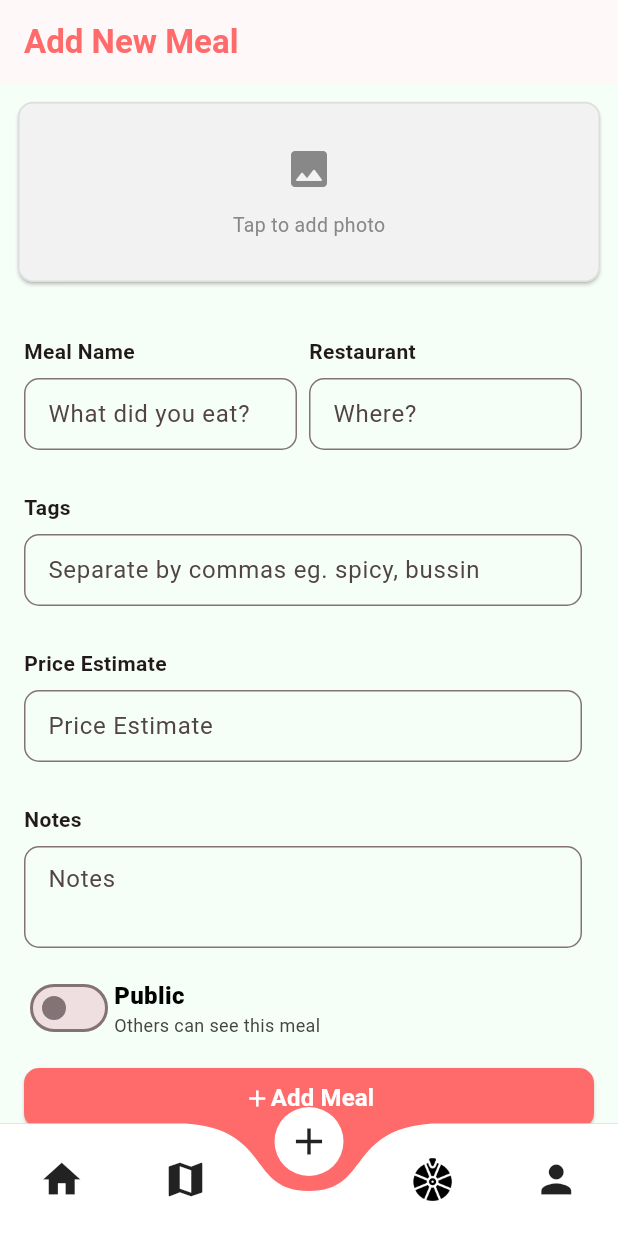
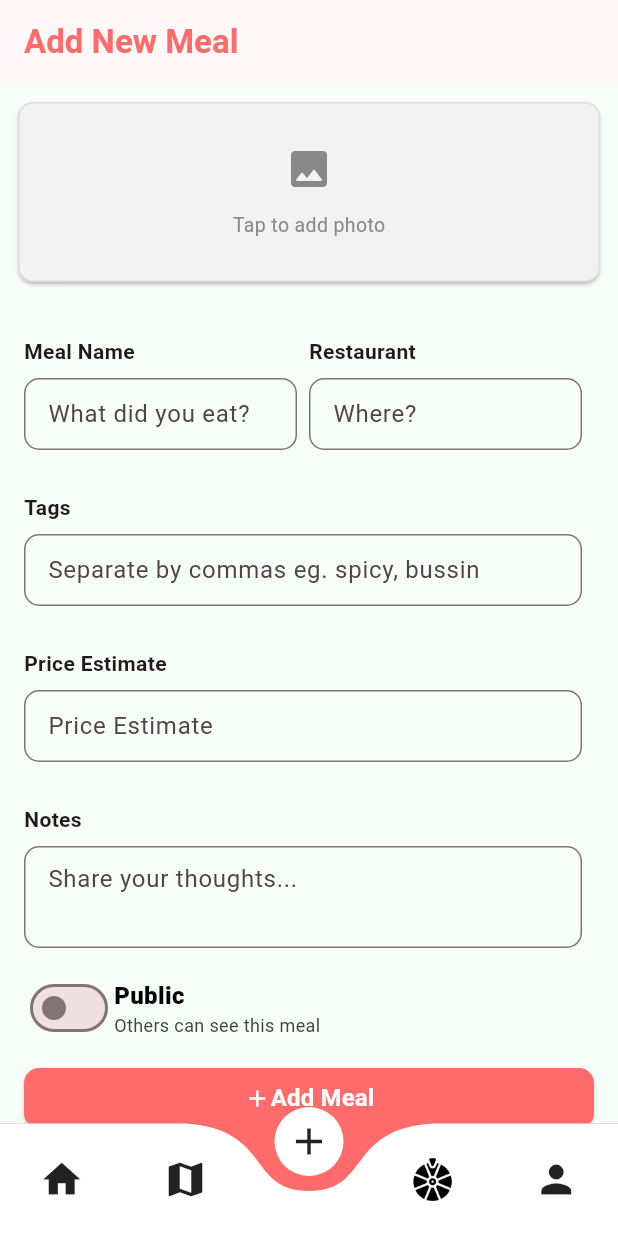
Before and after one commit to AdrianL1123/Wheel-Bites, a Flutter app: the AddMealScreen screen opened by its route, on a phone screen of 412 x 824 dp. Run offline on Flutter 3.47's test engine with Material 3 defaults, Android fonts, the phone set to English and light mode, and no system bars; drawn by our look-alikes of curved_navigation_bar; our stand-ins replace another_flushbar, file_picker, flutter_dotenv, flutter_fortune_wheel, flutter_svg, go_router and 2 more; accounts and stored records are empty; network calls fail; Roboto replaces fonts that are missing (Poppins).

Commit message:
change textfield hint text

```diff
--- a/lib/ui/addMeal/add_meal_screen.dart
+++ b/lib/ui/addMeal/add_meal_screen.dart
@@ -235,7 +235,7 @@ class _AddMealScreenState extends State<AddMealScreen> {
                         controller: _notesController,
                         errorText: null,
                         label: "Notes",
-                        hintText: "Notes",
+                        hintText: "Share your thoughts...",
                         maxLines: 2,
                         textInputType: null,
                       ),
--- a/lib/ui/editMeal/edit_meal_screen.dart
+++ b/lib/ui/editMeal/edit_meal_screen.dart
@@ -259,7 +259,7 @@ class _EditMealScreenState extends State<EditMealScreen> {
                         controller: _notesController,
                         errorText: null,
                         label: "Notes",
-                        hintText: "Notes",
+                        hintText: "Share your thoughts...",
                         maxLines: 2,
                         textInputType: null,
                       ),
```
